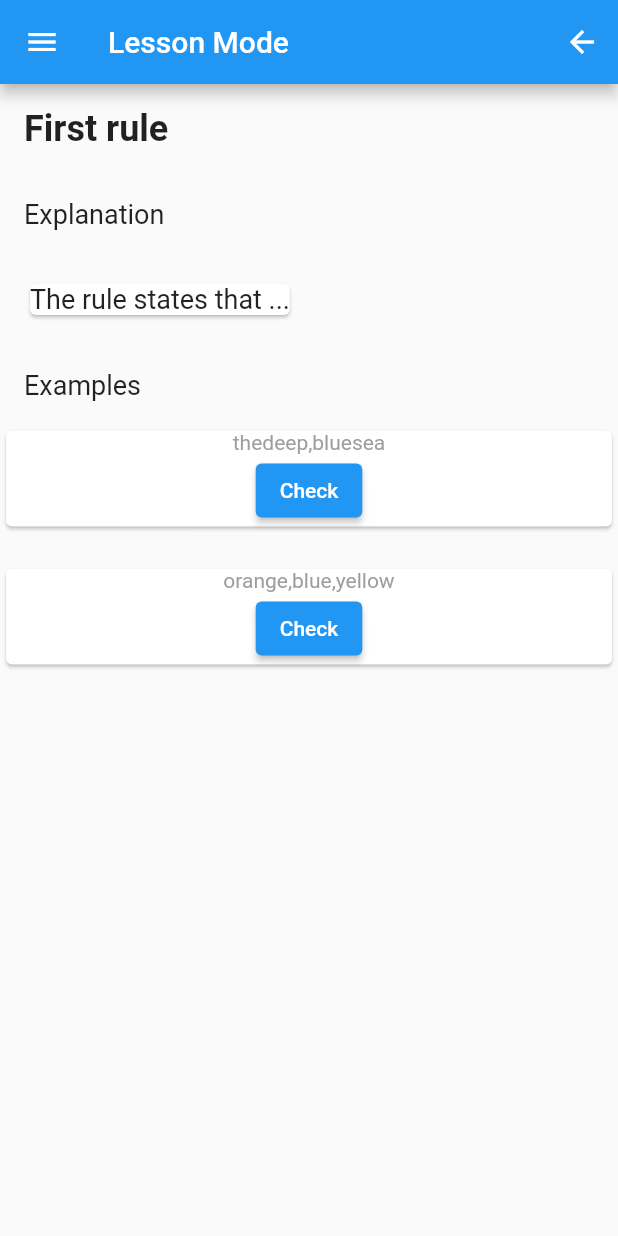
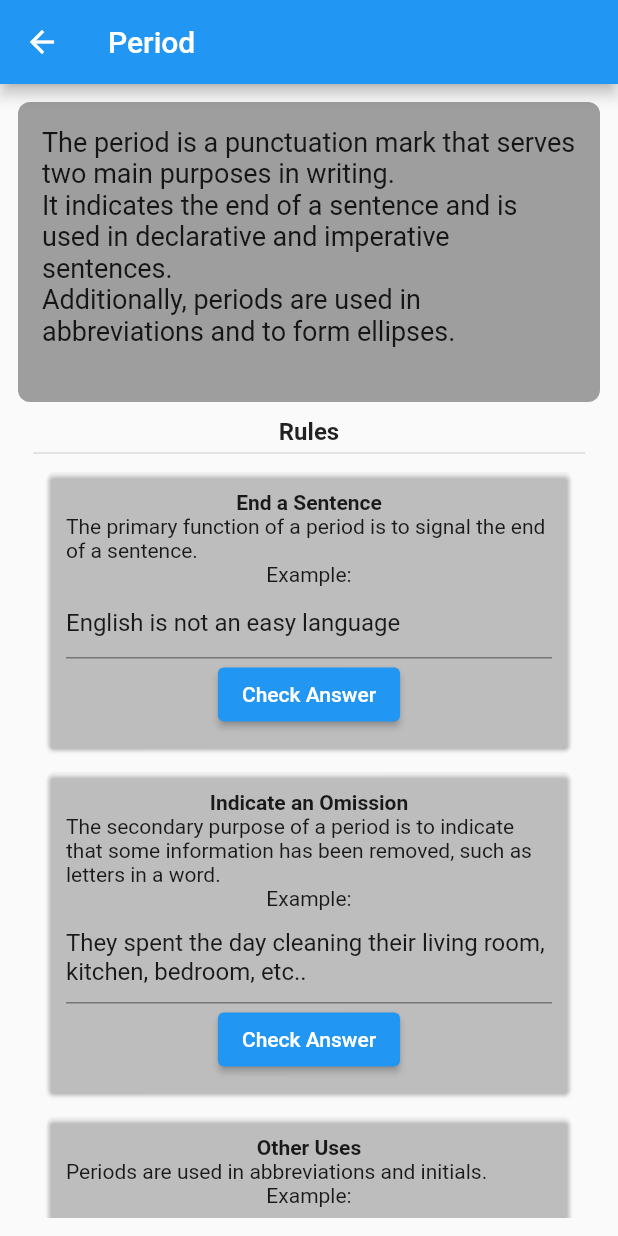
Before and after one commit to jamal-o/punc_quest, a Flutter app: the screen it shows after launch, on a phone screen of 412 x 824 dp. Run offline on Flutter 3.47's test engine with Material 2 defaults, Android fonts, the phone set to English and light mode, and no system bars; our stand-ins replace go_router.

Commit message:
completed lesson screen

```diff
--- a/lib/models/lesson_data.dart
+++ b/lib/models/lesson_data.dart
@@ -4,55 +4,41 @@ class LessonData {
   }
 
   var lessonData = {
-    'period': {
-      'examples': [
+    'Period': {
+      'introduction': '''
+The period is a punctuation mark that serves two main purposes in writing.
+It indicates the end of a sentence and is used in declarative and imperative sentences.
+Additionally, periods are used in abbreviations and to form ellipses.
+''',
+      "rules": [
         {
-          'prompt': 'the deep blue sea',
-          'answer': 'the deep, blue sea',
+          "title": "End a Sentence",
+          "explanation":
+              "The primary function of a period is to signal the end of a sentence.",
+          "answer": 'English is not an easy language.',
+          "prompt": 'English is not an easy language'
         },
         {
-          'prompt': 'orange blue yellow',
-          'answer': 'orange, blue, yellow',
-        }
-      ],
-      'title': 'First rule',
-      'explanation': 'The rule states that ...',
-    },
-    'Commas with lists': {
-      'examples': [
-        {
-          'prompt': 'Julie loves ice cream books and kittens.',
-          'answer': [
-            'Julie loves ice cream, books, and kittens.',
-            'Julie loves ice cream, books and kittens.'
-          ],
+          "title": "Indicate an Omission",
+          "explanation":
+              "The secondary purpose of a period is to indicate that some information has been removed, such as letters in a word.",
+          "answer":
+              'They spent the day cleaning their living room, kitchen, bedroom, etc',
+          "prompt":
+              'They spent the day cleaning their living room, kitchen, bedroom, etc..',
         },
         {
-          'prompt': 'orange blue yellow',
-          'answer': 'orange, blue, yellow',
-        }
-      ],
-      'title': 'First rule',
-      'explanation': "When you have a list of items with more"
-          "than two elements, it's recommended to use commas to separate them."
-          "This helps avoid confusion and ensures that each item in the list is"
-          "distinct. Remember, you can also choose to include the optional"
-          "serial comma before the word 'and' to make the meaning even"
-          "clearer. Whether it's a list of nouns, verbs, adjectives, or"
-          "clauses, using commas appropriately will make your writing more organized and easier to comprehend.",
-    },
-    'comma2': {
-      'examples': [
-        {
-          'prompt': 'Thuggery sinister thuggery',
-          'answer': 'Thuggery, sinister thuggery',
-        }
-      ],
-      'title': 'Second rule',
-      'explanation': 'The rule states that...',
-    },
+          "title": "Other Uses",
+          "explanation": "Periods are used in abbreviations and initials.",
+          "answer": 'Dr. John Smith attended the conference.',
+          "prompt": 'Dr John Smith attended the conference'
+        },
+      ]
+    }
   };
 }
+
+
 
 
 // 'comma1': {
--- a/lib/navigation_and_state/navigation.dart
+++ b/lib/navigation_and_state/navigation.dart
@@ -13,7 +13,8 @@ class AppRouter extends ChangeNotifier {
     //TODO: add refresh Listenable
 
     // initialLocation: '/',
-    initialLocation: '/$lessonsScreen/period',
+    initialLocation: '/$lessonsScreen/Period',
+    // initialLocation: '/$chaptersScreen',
     routes: [
       GoRoute(
         path: '/',
@@ -48,7 +49,8 @@ class AppRouter extends ChangeNotifier {
         default:
           return Scaffold(
             drawer: Drawer(),
-            body: Column(
+            body: Center(
+              child: Column(
                 mainAxisAlignment: MainAxisAlignment.center,
                 children: [
                   const Text('Looks like you got lost'),
@@ -61,6 +63,7 @@ class AppRouter extends ChangeNotifier {
                     child: const Text('Home'),
                   ),
                 ],
+              ),
             ),
           );
       }
--- a/lib/screens/chapters_screen.dart
+++ b/lib/screens/chapters_screen.dart
@@ -28,6 +28,9 @@ class ChaptersScreen extends StatelessWidget {
             const SizedBox(height: 20.0),
             ChapterTile(
               chapterTitle: 'Chapter 1: Period and Comma',
+              lessonIds: const [
+                'Period',
+              ],
               // onTap: (context) {
               //   // Handle navigation to Chapter 1 page
               //   testLesson(context);
@@ -54,23 +57,51 @@ class ChaptersScreen extends StatelessWidget {
 
 class ChapterTile extends StatelessWidget {
   final String chapterTitle;
-  void Function(dynamic)? onTap;
+  late final List<String>? lessonIds;
 
   ChapterTile({
     super.key,
     required this.chapterTitle,
-    this.onTap,
+    this.lessonIds = const ['comingSoon'],
   });
 
   @override
   Widget build(BuildContext context) {
-    return ListTile(
-      title: Text(chapterTitle),
-      //TODO: Implement showing drawer of lessons under section [onTap]
-      onTap: () {
-        testLesson(context);
-      },
-    );
+    // this.lessonIds = lessonIds?? ['coming soon'];
+    return MenuBar(children: [
+      SubmenuButton(
+        child: Text(chapterTitle),
+        menuChildren: [
+          MenuItemButton(
+            style: ButtonStyle(elevation: MaterialStateProperty.all(0)),
+            child: Text('Period'),
+            onPressed: () {
+              Provider.of<AppRouter>(context, listen: false)
+                  .router
+                  .go('/$lessonsScreen/${lessonIds![0]}');
+            },
+          ),
+        ],
+        // menuChildren: List.generate(lessonIds?.length ?? 0, (index) {
+        //   return MenuItemButton(
+        //     child: Text('Period'),
+        //     onPressed: () {
+        //       Provider.of<AppRouter>(context)
+        //           .router
+        //           .go('$lessonsScreen/${lessonIds![index]}');
+        //     },
+        //   );
+        // }),
+      ),
+    ]);
+
+    // return ListTile(
+    //   title: Text(chapterTitle),
+    //   //TODO: Implement showing drawer of lessons under section [onTap]
+    //   onTap: () {
+    //     testLesson(context);
+    //   },
+    // );
   }
 }
 
@@ -87,7 +118,8 @@ testLesson(context) {
   // ];
   // var _lesson =
   //     Lesson(examples: _examples, explanation: 'explanation', title: 'Test');
-  Provider.of<AppRouter>(context, listen: false).router.go(
-        '/$lessonsScreen/comma1',
-      );
+
+  // Provider.of<AppRouter>(context, listen: false).router.go(
+  //       '/$lessonsScreen/comma1',
+  //     );
 }
--- a/lib/screens/lesson_screen.dart
+++ b/lib/screens/lesson_screen.dart
@@ -17,82 +17,139 @@ class LessonScreen extends StatelessWidget {
   Widget build(BuildContext context) {
     final Map<String, Object> rawLessonData = LessonData().fetch(lessonId);
 
-    List<Map<String, String>> rawExamples =
-        rawLessonData['examples'] as List<Map<String, String>>;
-
-    var examples = rawExamples.map<Example>((example) {
-      return Example(
-        prompt: example['prompt'] as String,
-        answer: example['answer'] as String,
-      );
-    });
-    Lesson lessonData = Lesson(
-      examples: examples.toList(),
-      title: rawLessonData['title'] as String,
-      explanation: rawLessonData['explanation'] as String,
-    );
+    final String lessonIntro = rawLessonData['introduction'] as String;
+    final List<Map<String, String>> lessonRules =
+        rawLessonData['rules'] as List<Map<String, String>>;
 
     return Scaffold(
       drawer: AppRouter.nav,
       appBar: AppBar(
-        title: const Text('Lesson Mode'),
-        actions: [
-          IconButton(
+        leading: IconButton(
           onPressed: () => Provider.of<AppRouter>(context, listen: false)
               .router
               .goNamed(chaptersScreen),
           icon: const Icon(Icons.arrow_back),
         ),
-        ],
+        title: Text(lessonId),
       ),
-      body: SingleChildScrollView(
+      body: Padding(
+        padding: const EdgeInsets.all(12.0),
+        child: Flex(
+          direction: Axis.vertical,
+          crossAxisAlignment: CrossAxisAlignment.start,
+          children: [
+            Container(
+              decoration: BoxDecoration(
+                borderRadius: BorderRadius.circular(8),
+                color: Colors.grey,
+              ),
+              padding: const EdgeInsets.all(16.0),
+              child: Text(
+                lessonIntro,
+                style: const TextStyle(
+                  fontSize: 18,
+                  fontWeight: FontWeight.normal,
+                ),
+              ),
+            ),
+            SizedBox(
+              height: 10,
+            ),
+            Container(
+              // padding: EdgeInsets.symmetric(vertical: 8),
+              alignment: Alignment.center,
+              child: Text(
+                'Rules',
+                style: TextStyle(
+                  fontWeight: FontWeight.bold,
+                  fontSize: 16,
+                ),
+              ),
+            ),
+            Divider(
+              height: 10,
+              thickness: 1,
+              indent: 10,
+              endIndent: 10,
+            ),
+            Expanded(
+              flex: 1,
+              child: ListView.builder(
+                itemBuilder: (context, index) {
+                  return Card(
+                    color: Colors.white10,
+                    margin: EdgeInsets.symmetric(horizontal: 20, vertical: 8),
+                    child: Padding(
+                      padding: const EdgeInsets.all(12.0),
                       child: Column(
                         crossAxisAlignment: CrossAxisAlignment.start,
                         children: [
-            Container(
-              padding: const EdgeInsets.all(16.0),
+                          Align(
+                            alignment: Alignment.center,
                             child: Text(
-                lessonData.title,
-                style: const TextStyle(
-                  fontSize: 24.0,
+                              lessonRules[index]['title']!,
+                              style: TextStyle(
                                   fontWeight: FontWeight.bold,
+                                  fontFamily: 'Roboto'),
                             ),
                           ),
-            ),
-            Container(
-              padding: const EdgeInsets.all(16.0),
-              child: const Text(
-                'Explanation',
-                style: TextStyle(fontSize: 18.0),
+                          Text(lessonRules[index]['explanation']!),
+                          Align(
+                            alignment: Alignment.center,
+                            child: Text(
+                              'Example:',
+                              textAlign: TextAlign.justify,
                             ),
                           ),
-            Container(
-              padding: const EdgeInsets.all(16.0),
-              child: Card(
-                child: Text(
-                  lessonData.explanation,
-                  style: const TextStyle(fontSize: 18.0),
+                          InteractiveExample(
+                            Example(
+                              prompt: lessonRules[index]['prompt']!,
+                              answer: lessonRules[index]['answer']!,
                             ),
                           ),
-            ),
-            Container(
-              padding: const EdgeInsets.all(16.0),
-              child: const Text(
-                'Examples',
-                style: TextStyle(fontSize: 18.0),
+                        ],
                       ),
                     ),
-            Container(
-              height: 400,
-              child: ListView.separated(
-                itemBuilder: (context, index) =>
-                    InteractiveExample(lessonData.examples[index]),
-                separatorBuilder: (context, index) => const SizedBox(
-                  height: 20,
-                ),
-                itemCount: lessonData.examples.length,
+                  );
+                },
+                itemCount: lessonRules.length,
               ),
             ),
+
+            // Container(
+            //   padding: const EdgeInsets.all(16.0),
+            //   child: const Text(
+            //     'Explanation',
+            //     style: TextStyle(fontSize: 18.0),
+            //   ),
+            // ),
+            // Container(
+            //   padding: const EdgeInsets.all(16.0),
+            //   child: Card(
+            //     child: Text(
+            //       lessonData.explanation,
+            //       style: const TextStyle(fontSize: 18.0),
+            //     ),
+            //   ),
+            // ),
+            // Container(
+            //   padding: const EdgeInsets.all(16.0),
+            //   child: const Text(
+            //     'Example',
+            //     style: TextStyle(fontSize: 18.0),
+            //   ),
+            // ),
+            // SizedBox(
+            //   height: 400,
+            //   child: ListView.separated(
+            //     itemBuilder: (context, index) =>
+            //         InteractiveExample(lessonData.examples[index]),
+            //     separatorBuilder: (context, index) => const SizedBox(
+            //       height: 20,
+            //     ),
+            //     itemCount: lessonData.examples.length,
+            //   ),
+            // ),
             // Add visual explanation widgets here
           ],
         ),
@@ -125,6 +182,7 @@ class _InteractiveExampleState extends State<InteractiveExample> {
     );
 
     if (answerIsCorrect) {
+      ScaffoldMessenger.of(context).clearSnackBars();
       ScaffoldMessenger.of(context).showSnackBar(
         const SnackBar(content: Text('The answer is correct')),
       );
@@ -146,21 +204,19 @@ class _InteractiveExampleState extends State<InteractiveExample> {
 
   @override
   Widget build(BuildContext context) {
-    var initialTextField = Container(
-      child: Card(
-        child: Column(
+    var initialTextField = Column(
       children: [
         TextField(
           controller: textFieldController,
           autocorrect: false,
+          maxLines: 4,
+          minLines: 1,
         ),
         ElevatedButton(
           onPressed: checkAnswer,
-              child: const Text('Check'),
+          child: const Text('Check Answer'),
         ),
       ],
-        ),
-      ),
     );
     int count = 0;
     var highlightedTextField = Container(
@@ -170,7 +226,8 @@ class _InteractiveExampleState extends State<InteractiveExample> {
             RichText(
               text: TextSpan(children: [
                 for (String val in _example.answer.split(' '))
-                  TextSpan(text: val, style: TextStyle(color: Colors.grey)),
+                  TextSpan(
+                      text: val, style: const TextStyle(color: Colors.grey)),
               ]),
             ),
             ElevatedButton(
@@ -181,7 +238,17 @@ class _InteractiveExampleState extends State<InteractiveExample> {
         ),
       ),
     );
-    // return initialTextField;
-    return highlightedTextField;
+    return initialTextField;
+    // return highlightedTextField;
+
+    // return Card(
+    //   child: Column(children: [
+    //     initialTextField,
+    //     const SizedBox(
+    //       height: 12,
+    //     ),
+    //     highlightedTextField,
+    //   ]),
+    // );
   }
 }
--- a/lib/screens/punctuation_intro_screen.dart
+++ b/lib/screens/punctuation_intro_screen.dart
@@ -8,7 +8,7 @@ class PunctuationIntroScreen extends StatelessWidget {
 
   @override
   Widget build(BuildContext context) {
-    var period = Card(
+    var Period = Card(
       color: Colors.blue,
       child: Column(
         mainAxisAlignment: MainAxisAlignment.center,
@@ -38,16 +38,16 @@ class PunctuationIntroScreen extends StatelessWidget {
       ),
       body: Container(
         padding: const EdgeInsets.all(20.0),
-        child: Column(
+        child: Flex(
+          direction: Axis.vertical,
           mainAxisAlignment: MainAxisAlignment.center,
           children: [
             const Text(
               'Welcome to the world of punctuation marks! Understanding these essential symbols will elevate your writing to new heights of clarity and impact. Let\'s explore the basic punctuation marks and their purposes:',
             ),
             const SizedBox(height: 20.0),
-            SizedBox(
-              height: 400,
-
+            Expanded(
+              flex: 1,
               child: ListView.builder(
                 scrollDirection: Axis.vertical,
                 shrinkWrap: true,
@@ -79,27 +79,21 @@ class PunctuationIntroScreen extends StatelessWidget {
                               height: 8,
                             ),
                             Text(
-                              'Example: ${basic[index]['example']!}',
+                              'Usage: ${basic[index]['usage']}',
                             ),
-                            SizedBox(
-                              height: 8,
+                            Divider(
+                              height: 15,
+                              thickness: 1,
+                              color: Colors.black,
                             ),
                             Text(
-                              'Usage: ${basic[index]['usage']}',
+                              'Example: ${basic[index]['example']!}',
                             ),
                           ]),
                     ),
                   );
                 },
               ),
-              // child: ListView(
-              //   scrollDirection: Axis.horizontal,
-              //   shrinkWrap: true,
-              //   children: [
-              //     period,
-              //     period,
-              //   ],
-              // ),
             ),
             const SizedBox(height: 20.0),
             const Text(
@@ -124,7 +118,7 @@ class PunctuationIntroScreen extends StatelessWidget {
 
 var basic = [
   {
-    'title': 'period',
+    'title': 'Period',
     "purpose": "The period signifies the end of a sentence.",
     "example": "I love to read.",
     "usage": "Use it to convey a complete thought or statement."
@@ -138,20 +132,20 @@ var basic = [
         "Use it to indicate pauses, list items, or provide additional information."
   },
   {
-    'title': "questionMark",
+    'title': "question Mark",
     "purpose": "The question mark denotes a direct question.",
     "example": "Where is the nearest bookstore?",
     "usage": "Use it at the end of an interrogative sentence."
   },
   {
-    'title': "exclamationMark",
+    'title': "exclamation Mark",
     "purpose":
         "The exclamation mark expresses strong emotions or exclamatory statements.",
     "example": "What an incredible performance!",
     "usage": "Use it to convey excitement, surprise, or urgency."
   },
   {
-    'title': "quotationMarks",
+    'title': "quotation Marks",
     "purpose": "Quotation marks enclose direct speech or a quote.",
     "example": 'He said, "I\'ll be there soon."',
     "usage": "Use them to indicate dialogue or to cite someone's exact words."
```
Lines whose indentation alone changed are shown as unchanged.
